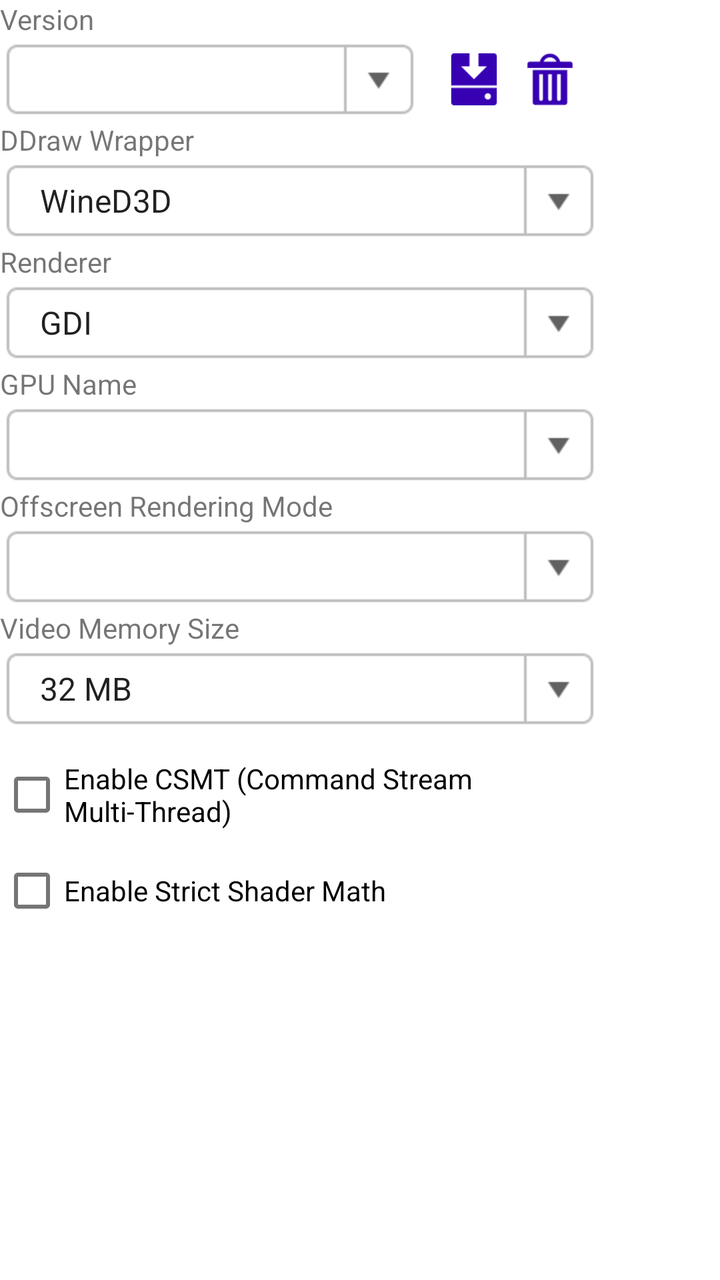
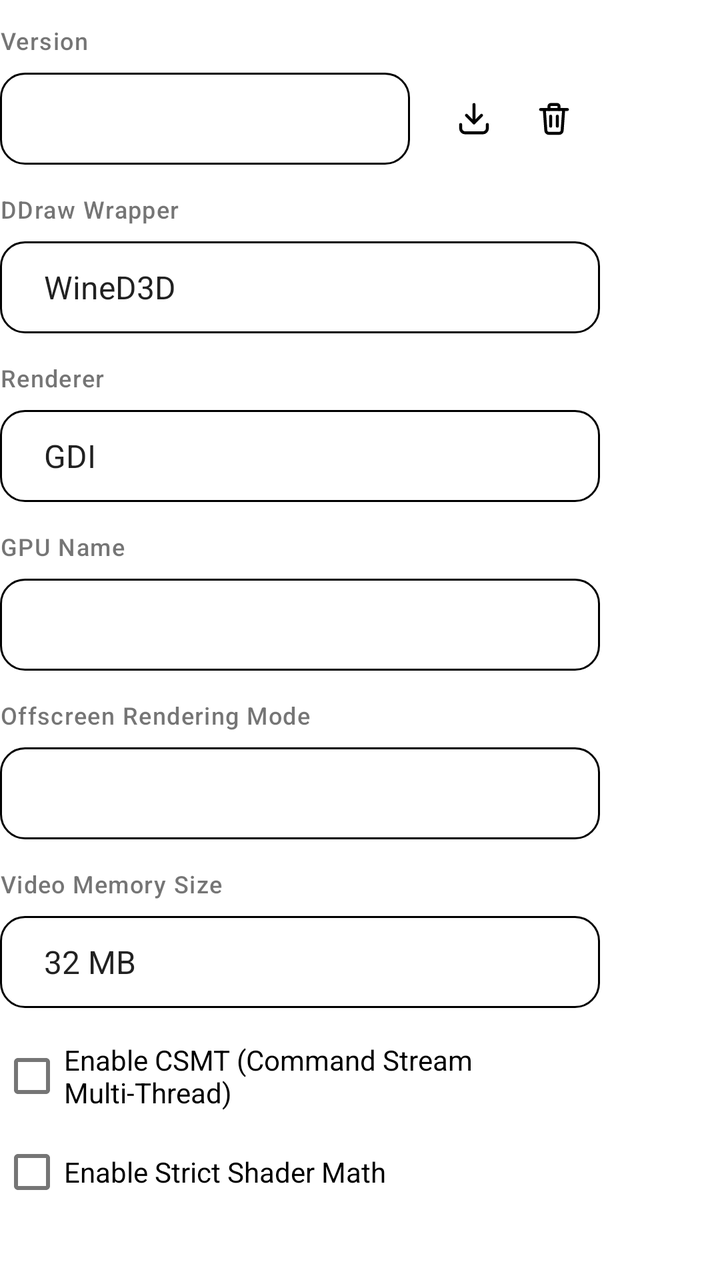

The first picture is an Android layout as it rendered before a commit; the second is the same layout after the commit. The layout source and the unified diff follow.
<!-- AndroidManifest.xml: fallback theme Theme.MaterialComponents.DayNight.NoActionBar -->
<!-- res/layout/wined3d_config_dialog.xml -->
<?xml version="1.0" encoding="utf-8"?>
<ScrollView xmlns:android="http://schemas.android.com/apk/res/android"
    android:layout_width="match_parent"
    android:layout_height="200dp">

    <LinearLayout
        android:layout_width="300dp"
        android:layout_height="wrap_content"
        android:orientation="vertical">

        <TextView
            android:layout_width="wrap_content"
            android:layout_height="wrap_content"
            android:text="@string/version" />

        <LinearLayout
            android:layout_width="match_parent"
            android:layout_height="wrap_content"
            android:orientation="horizontal"
            android:gravity="center_vertical">

            <Spinner
                style="@style/ComboBox"
                android:id="@+id/SVersion"
                android:layout_width="0dp"
                android:layout_height="wrap_content"
                android:layout_weight="1" />

            <LinearLayout
                style="@style/Toolbox"
                android:id="@+id/WineD3DToolbox">

                <ImageButton
                    style="@style/ListMenuButton"
                    android:src="@drawable/icon_install"
                    android:tag="install" />

                <ImageButton
                    style="@style/ListMenuButton"
                    android:layout_marginRight="0dp"
                    android:src="@drawable/icon_remove"
                    android:tag="remove" />
            </LinearLayout>
        </LinearLayout>

        <TextView
            android:layout_width="wrap_content"
            android:layout_height="wrap_content"
            android:text="@string/ddraw_wrapper" />

        <Spinner
            style="@style/ComboBox"
            android:layout_width="match_parent"
            android:id="@+id/SDDrawWrapper"
            android:entries="@array/ddraw_wrapper_entries" />

        <TextView
            android:layout_width="wrap_content"
            android:layout_height="wrap_content"
            android:text="@string/renderer" />

        <Spinner
            style="@style/ComboBox"
            android:layout_width="match_parent"
            android:id="@+id/SRenderer"
            android:entries="@array/wined3d_renderer_entries" />

        <TextView
            android:layout_width="wrap_content"
            android:layout_height="wrap_content"
            android:text="@string/gpu_name" />

        <Spinner
            style="@style/ComboBox"
            android:id="@+id/SGPUName"
            android:layout_width="match_parent" />

        <TextView
            android:layout_width="wrap_content"
            android:layout_height="wrap_content"
            android:text="@string/offscreen_rendering_mode" />

        <Spinner
            style="@style/ComboBox"
            android:id="@+id/SOffscreenRenderingMode"
            android:layout_width="match_parent" />

        <TextView
            android:layout_width="wrap_content"
            android:layout_height="wrap_content"
            android:text="@string/video_memory_size" />

        <Spinner
            style="@style/ComboBox"
            android:id="@+id/SVideoMemorySize"
            android:layout_width="match_parent"
            android:entries="@array/video_memory_size_entries" />

        <CheckBox
            android:id="@+id/CBCSMT"
            android:layout_width="wrap_content"
            android:layout_height="wrap_content"
            android:text="@string/enable_csmt"
            android:layout_marginTop="8dp" />

        <CheckBox
            android:id="@+id/CBStrictShaderMath"
            android:layout_width="wrap_content"
            android:layout_height="wrap_content"
            android:text="@string/enable_strict_shader_math" />
    </LinearLayout>
</ScrollView>
<!-- resources referenced by this layout -->
<resources>
  <!-- drawable icon_install: png bitmap (drawable-hdpi, 481 bytes) -->
  <!-- drawable icon_remove: png bitmap (drawable-hdpi, 707 bytes) -->
  <style name="ComboBox">
          <item name="android:layout_width">192dp</item>
          <item name="android:layout_height">42dp</item>
          <item name="android:focusable">true</item>
          <item name="android:clickable">true</item>
          <item name="android:textSize">16sp</item>
          <item name="android:textColor">?attr/colorPrimaryText</item>
          <item name="android:gravity">left|center_vertical</item>
          <item name="android:paddingLeft">12dp</item>
          <item name="android:paddingRight">36dp</item>
          <item name="android:paddingTop">0dp</item>
          <item name="android:paddingBottom">0dp</item>
          <item name="android:maxLines">1</item>
          <item name="android:ellipsize">end</item>
          <item name="android:spinnerMode">dropdown</item>
          <item name="android:background">@drawable/combo_box</item>
          <item name="android:popupBackground">?attr/popupMenuBackground</item>
      </style>
  <style name="ListMenuButton" parent="BaseImageButton">
          <item name="android:layout_width">34dp</item>
          <item name="android:layout_height">34dp</item>
          <item name="android:tint">?attr/colorPrimaryVariant</item>
          <item name="android:layout_marginLeft">2dp</item>
          <item name="android:layout_marginRight">2dp</item>
      </style>
  <style name="Toolbox">
          <item name="android:layout_width">wrap_content</item>
          <item name="android:layout_height">40dp</item>
          <item name="android:orientation">horizontal</item>
          <item name="android:gravity">center_vertical</item>
          <item name="android:background">?attr/toolboxBackground</item>
          <item name="android:paddingTop">2dp</item>
          <item name="android:paddingBottom">2dp</item>
          <item name="android:paddingLeft">8dp</item>
          <item name="android:paddingRight">8dp</item>
      </style>
  <!-- drawable combo_box (drawable) -->
  <?xml version="1.0" encoding="utf-8"?>
  <selector xmlns:android="http://schemas.android.com/apk/res/android" >
      <item android:state_pressed="true" android:drawable="@drawable/combo_box_pressed" />
      <item android:state_focused="true" android:drawable="@drawable/combo_box_normal" />
      <item android:drawable="@drawable/combo_box_normal" />
  </selector>
  <style name="BaseImageButton">
          <item name="android:layout_width">42dp</item>
          <item name="android:layout_height">42dp</item>
          <item name="android:focusable">true</item>
          <item name="android:clickable">true</item>
          <item name="android:gravity">center</item>
          <item name="android:scaleType">centerInside</item>
          <item name="android:background">?selectableItemBackgroundBorderless</item>
          <item name="android:padding">4dp</item>
      </style>
  <!-- drawable combo_box_pressed: png bitmap (drawable-hdpi, 1650 bytes) -->
  <!-- drawable combo_box_normal: png bitmap (drawable-hdpi, 1652 bytes) -->
  <!-- unchanged entries left out for length: 11 -->
</resources>

<!-- the commit's change to res/layout/wined3d_config_dialog.xml (unified diff, before → after) -->
@@ -9,8 +9,7 @@
         android:orientation="vertical">
 
         <TextView
-            android:layout_width="wrap_content"
-            android:layout_height="wrap_content"
+            style="@style/LvFieldLabel"
             android:text="@string/version" />
 
         <LinearLayout
@@ -44,8 +43,7 @@
         </LinearLayout>
 
         <TextView
-            android:layout_width="wrap_content"
-            android:layout_height="wrap_content"
+            style="@style/LvFieldLabel"
             android:text="@string/ddraw_wrapper" />
 
         <Spinner
@@ -55,8 +53,7 @@
             android:entries="@array/ddraw_wrapper_entries" />
 
         <TextView
-            android:layout_width="wrap_content"
-            android:layout_height="wrap_content"
+            style="@style/LvFieldLabel"
             android:text="@string/renderer" />
 
         <Spinner
@@ -66,8 +63,7 @@
             android:entries="@array/wined3d_renderer_entries" />
 
         <TextView
-            android:layout_width="wrap_content"
-            android:layout_height="wrap_content"
+            style="@style/LvFieldLabel"
             android:text="@string/gpu_name" />
 
         <Spinner
@@ -76,8 +72,7 @@
             android:layout_width="match_parent" />
 
         <TextView
-            android:layout_width="wrap_content"
-            android:layout_height="wrap_content"
+            style="@style/LvFieldLabel"
             android:text="@string/offscreen_rendering_mode" />
 
         <Spinner
@@ -86,8 +81,7 @@
             android:layout_width="match_parent" />
 
         <TextView
-            android:layout_width="wrap_content"
-            android:layout_height="wrap_content"
+            style="@style/LvFieldLabel"
             android:text="@string/video_memory_size" />
 
         <Spinner
<!-- resource entries referenced after the edit -->
@@ -1,50 +1,83 @@
 <!-- resources referenced by this layout -->
 <resources>
-  <!-- drawable icon_install: png bitmap (drawable-hdpi, 481 bytes) -->
-  <!-- drawable icon_remove: png bitmap (drawable-hdpi, 707 bytes) -->
+  <!-- drawable icon_install (drawable) -->
+  <?xml version="1.0" encoding="utf-8"?>
+  <vector xmlns:android="http://schemas.android.com/apk/res/android"
+      android:width="24dp"
+      android:height="24dp"
+      android:viewportWidth="24"
+      android:viewportHeight="24">
+      <path android:pathData="M12,3.5L12,14.5" android:strokeColor="#FF000000" android:strokeWidth="1.8" android:strokeLineCap="round" android:strokeLineJoin="round" />
+      <path android:pathData="M7.5,10 L12,14.5 L16.5,10" android:strokeColor="#FF000000" android:strokeWidth="1.8" android:strokeLineCap="round" android:strokeLineJoin="round" />
+      <path android:pathData="M4,15.5v2.3A2.7,2.7 0 0,0 6.7,20.5h10.6a2.7,2.7 0 0,0 2.7,-2.7v-2.3" android:strokeColor="#FF000000" android:strokeWidth="1.8" android:strokeLineCap="round" android:strokeLineJoin="round" />
+  </vector>
+  <!-- drawable icon_remove (drawable) -->
+  <?xml version="1.0" encoding="utf-8"?>
+  <vector xmlns:android="http://schemas.android.com/apk/res/android"
+      android:width="24dp"
+      android:height="24dp"
+      android:viewportWidth="24"
+      android:viewportHeight="24">
+      <path android:pathData="M4,6.5L20,6.5" android:strokeColor="#FF000000" android:strokeWidth="1.8" android:strokeLineCap="round" android:strokeLineJoin="round" />
+      <path android:pathData="M9,6.5V4.6a1.1,1.1 0 0,1 1.1,-1.1h3.8a1.1,1.1 0 0,1 1.1,1.1V6.5" android:strokeColor="#FF000000" android:strokeWidth="1.8" android:strokeLineCap="round" android:strokeLineJoin="round" />
+      <path android:pathData="M6.2,6.5l0.9,12.6a1.8,1.8 0 0,0 1.8,1.7h6.2a1.8,1.8 0 0,0 1.8,-1.7l0.9,-12.6" android:strokeColor="#FF000000" android:strokeWidth="1.8" android:strokeLineCap="round" android:strokeLineJoin="round" />
+      <path android:pathData="M10,10.5L10,16.5" android:strokeColor="#FF000000" android:strokeWidth="1.8" android:strokeLineCap="round" android:strokeLineJoin="round" />
+      <path android:pathData="M14,10.5L14,16.5" android:strokeColor="#FF000000" android:strokeWidth="1.8" android:strokeLineCap="round" android:strokeLineJoin="round" />
+  </vector>
   <style name="ComboBox">
           <item name="android:layout_width">192dp</item>
-          <item name="android:layout_height">42dp</item>
+          <item name="android:layout_height">46dp</item>
+          <item name="android:minHeight">46dp</item>
           <item name="android:focusable">true</item>
           <item name="android:clickable">true</item>
-          <item name="android:textSize">16sp</item>
+          <item name="android:textSize">15sp</item>
           <item name="android:textColor">?attr/colorPrimaryText</item>
           <item name="android:gravity">left|center_vertical</item>
-          <item name="android:paddingLeft">12dp</item>
-          <item name="android:paddingRight">36dp</item>
+          <item name="android:paddingLeft">14dp</item>
+          <item name="android:paddingRight">38dp</item>
           <item name="android:paddingTop">0dp</item>
           <item name="android:paddingBottom">0dp</item>
+          <item name="android:layout_marginTop">2dp</item>
+          <item name="android:layout_marginBottom">2dp</item>
           <item name="android:maxLines">1</item>
           <item name="android:ellipsize">end</item>
           <item name="android:spinnerMode">dropdown</item>
           <item name="android:background">@drawable/combo_box</item>
           <item name="android:popupBackground">?attr/popupMenuBackground</item>
+          <item name="android:dropDownVerticalOffset">4dp</item>
       </style>
   <style name="ListMenuButton" parent="BaseImageButton">
-          <item name="android:layout_width">34dp</item>
-          <item name="android:layout_height">34dp</item>
-          <item name="android:tint">?attr/colorPrimaryVariant</item>
-          <item name="android:layout_marginLeft">2dp</item>
-          <item name="android:layout_marginRight">2dp</item>
+          <item name="android:layout_width">38dp</item>
+          <item name="android:layout_height">38dp</item>
+          <item name="android:padding">9dp</item>
+          <item name="android:tint">?attr/lvIconTint</item>
+          <item name="android:background">@drawable/lv_btn_ghost</item>
+          <item name="android:layout_marginLeft">1dp</item>
+          <item name="android:layout_marginRight">1dp</item>
+      </style>
+  <style name="LvFieldLabel">
+          <item name="android:layout_width">wrap_content</item>
+          <item name="android:layout_height">wrap_content</item>
+          <item name="android:layout_marginTop">12dp</item>
+          <item name="android:layout_marginBottom">6dp</item>
+          <item name="android:textSize">12sp</item>
+          <item name="android:fontFamily">sans-serif-medium</item>
+          <item name="android:letterSpacing">0.04</item>
+          <item name="android:textColor">?attr/colorSecondaryText</item>
       </style>
   <style name="Toolbox">
           <item name="android:layout_width">wrap_content</item>
-          <item name="android:layout_height">40dp</item>
+          <item name="android:layout_height">46dp</item>
           <item name="android:orientation">horizontal</item>
           <item name="android:gravity">center_vertical</item>
           <item name="android:background">?attr/toolboxBackground</item>
           <item name="android:paddingTop">2dp</item>
           <item name="android:paddingBottom">2dp</item>
-          <item name="android:paddingLeft">8dp</item>
-          <item name="android:paddingRight">8dp</item>
+          <item name="android:paddingLeft">4dp</item>
+          <item name="android:paddingRight">4dp</item>
+          <item name="android:layout_marginLeft">8dp</item>
       </style>
-  <!-- drawable combo_box (drawable) -->
-  <?xml version="1.0" encoding="utf-8"?>
-  <selector xmlns:android="http://schemas.android.com/apk/res/android" >
-      <item android:state_pressed="true" android:drawable="@drawable/combo_box_pressed" />
-      <item android:state_focused="true" android:drawable="@drawable/combo_box_normal" />
-      <item android:drawable="@drawable/combo_box_normal" />
-  </selector>
+  <!-- drawable combo_box: vector/xml drawable (drawable, 2010 chars, omitted) -->
   <style name="BaseImageButton">
           <item name="android:layout_width">42dp</item>
           <item name="android:layout_height">42dp</item>
@@ -53,10 +86,15 @@
           <item name="android:gravity">center</item>
           <item name="android:scaleType">centerInside</item>
           <item name="android:background">?selectableItemBackgroundBorderless</item>
-          <item name="android:padding">4dp</item>
+          <item name="android:padding">9dp</item>
       </style>
-  <!-- drawable combo_box_pressed: png bitmap (drawable-hdpi, 1650 bytes) -->
-  <!-- drawable combo_box_normal: png bitmap (drawable-hdpi, 1652 bytes) -->
+  <!-- drawable lv_btn_ghost (drawable) -->
+  <?xml version="1.0" encoding="utf-8"?>
+  <ripple xmlns:android="http://schemas.android.com/apk/res/android" android:color="?attr/lvAccentSoftStrong">
+      <item android:id="@android:id/mask">
+          <shape android:shape="oval"><solid android:color="#FFFFFFFF" /></shape>
+      </item>
+  </ripple>
   <!-- unchanged entries left out for length: 11 -->
 </resources>
 
